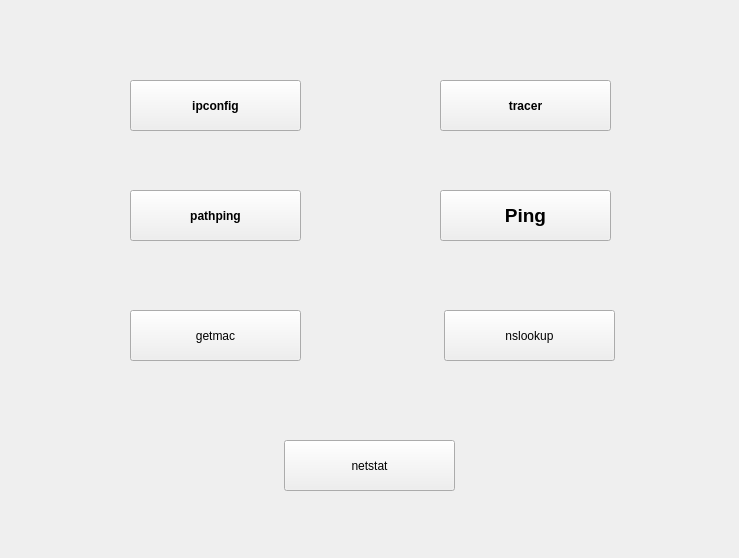
Before: the Qt Designer form windows/main.ui in canadianFisherman/systemAdminHelper, drawn with Qt 5.
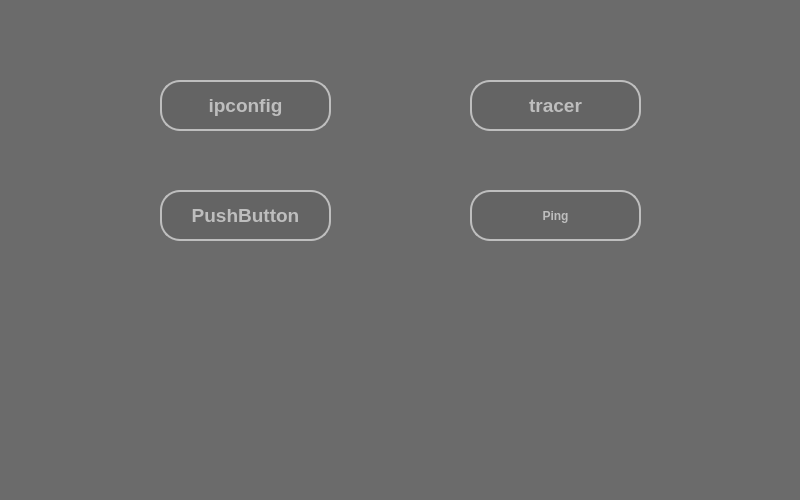
After: the same form once the commit is applied.

What changed in the file:
```diff
--- a/windows/main.ui
+++ b/windows/main.ui
@@ -6,20 +6,20 @@
    <rect>
     <x>0</x>
     <y>0</y>
-    <width>739</width>
-    <height>558</height>
+    <width>800</width>
+    <height>500</height>
    </rect>
   </property>
   <property name="minimumSize">
    <size>
-    <width>739</width>
-    <height>558</height>
+    <width>800</width>
+    <height>500</height>
    </size>
   </property>
   <property name="maximumSize">
    <size>
-    <width>739</width>
-    <height>558</height>
+    <width>800</width>
+    <height>500</height>
    </size>
   </property>
   <property name="baseSize">
@@ -31,10 +31,13 @@
   <property name="windowTitle">
    <string>SysAdminHelper</string>
   </property>
+  <property name="styleSheet">
+   <string notr="true">background-color: rgb(107, 107, 107);</string>
+  </property>
   <widget class="QPushButton" name="pb_ipconfig">
    <property name="geometry">
     <rect>
-     <x>130</x>
+     <x>160</x>
      <y>80</y>
      <width>171</width>
      <height>51</height>
@@ -42,13 +45,19 @@
    </property>
    <property name="font">
     <font>
+     <pointsize>14</pointsize>
      <weight>75</weight>
      <italic>false</italic>
      <bold>true</bold>
     </font>
    </property>
    <property name="styleSheet">
-    <string notr="true">font: bold;
+    <string notr="true">border-radius: 20;
+color: rgb(190, 190, 190);
+background-color: rgb(100, 100, 100);
+border: 2px solid;
+border-color: rgb(190, 190, 190);
+font: bold;
 </string>
    </property>
    <property name="text">
@@ -58,7 +67,7 @@
   <widget class="QPushButton" name="pb_tracer">
    <property name="geometry">
     <rect>
-     <x>440</x>
+     <x>470</x>
      <y>80</y>
      <width>171</width>
      <height>51</height>
@@ -66,13 +75,19 @@
    </property>
    <property name="font">
     <font>
+     <pointsize>14</pointsize>
      <weight>75</weight>
      <italic>false</italic>
      <bold>true</bold>
     </font>
    </property>
    <property name="styleSheet">
-    <string notr="true">font: bold;</string>
+    <string notr="true">font: bold;
+border-radius: 20;
+color: rgb(190, 190, 190);
+background-color: rgb(100, 100, 100);
+border: 2px solid;
+border-color: rgb(190, 190, 190);</string>
    </property>
    <property name="text">
     <string>tracer</string>
@@ -81,7 +96,7 @@
   <widget class="QPushButton" name="pushButton_3">
    <property name="geometry">
     <rect>
-     <x>130</x>
+     <x>160</x>
      <y>190</y>
      <width>171</width>
      <height>51</height>
@@ -89,22 +104,28 @@
    </property>
    <property name="font">
     <font>
+     <pointsize>14</pointsize>
      <weight>75</weight>
      <italic>false</italic>
      <bold>true</bold>
     </font>
    </property>
    <property name="styleSheet">
-    <string notr="true">font: Bold;</string>
+    <string notr="true">font: Bold;
+border-radius: 20;
+color: rgb(190, 190, 190);
+background-color: rgb(100, 100, 100);
+border: 2px solid;
+border-color: rgb(190, 190, 190);</string>
    </property>
    <property name="text">
-    <string>pathping</string>
+    <string>PushButton</string>
    </property>
   </widget>
   <widget class="QPushButton" name="pb_ping">
    <property name="geometry">
     <rect>
-     <x>440</x>
+     <x>470</x>
      <y>190</y>
      <width>171</width>
      <height>51</height>
@@ -112,54 +133,23 @@
    </property>
    <property name="font">
     <font>
-     <pointsize>14</pointsize>
      <weight>75</weight>
+     <italic>false</italic>
      <bold>true</bold>
     </font>
    </property>
+   <property name="styleSheet">
+    <string notr="true">font: bold;
+border-radius: 20;
+color: rgb(190, 190, 190);
+background-color: rgb(100, 100, 100);
+border: 2px solid;
+border-color: rgb(190, 190, 190);</string>
+   </property>
    <property name="text">
     <string>Ping</string>
    </property>
   </widget>
-  <widget class="QPushButton" name="pushButton">
-   <property name="geometry">
-    <rect>
-     <x>130</x>
-     <y>310</y>
-     <width>171</width>
-     <height>51</height>
-    </rect>
-   </property>
-   <property name="text">
-    <string>getmac</string>
-   </property>
-  </widget>
-  <widget class="QPushButton" name="pushButton_2">
-   <property name="geometry">
-    <rect>
-     <x>444</x>
-     <y>310</y>
-     <width>171</width>
-     <height>51</height>
-    </rect>
-   </property>
-   <property name="text">
-    <string>nslookup</string>
-   </property>
-  </widget>
-  <widget class="QPushButton" name="pushButton_4">
-   <property name="geometry">
-    <rect>
-     <x>284</x>
-     <y>440</y>
-     <width>171</width>
-     <height>51</height>
-    </rect>
-   </property>
-   <property name="text">
-    <string>netstat</string>
-   </property>
-  </widget>
  </widget>
  <resources/>
  <connections/>
```
